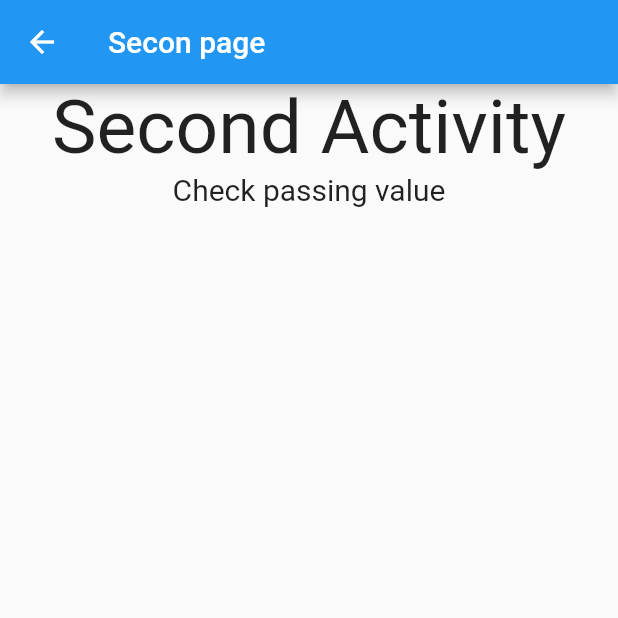
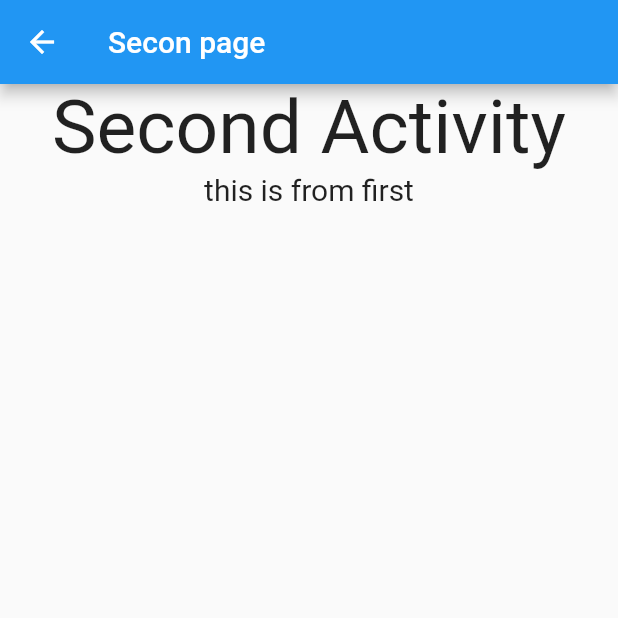
Before and after one commit to sachinthadilshandisanayaka/testing, a Flutter app: the screen it shows after launch, after a tap on "Go to Second", on a phone screen of 412 x 824 dp, the top half of it. Run offline on Flutter 3.47's test engine with Material 2 defaults, Android fonts, the phone set to English and light mode, and no system bars.

Commit message:
added routing

```diff
--- a/lib/main.dart
+++ b/lib/main.dart
@@ -1,5 +1,5 @@
 import 'package:flutter/material.dart';
-import 'package:project02/second.dart';
+import 'package:project02/routers/route_genarator.dart';
 
 void main() => runApp(MaterialApp(
       home: Home(),
@@ -15,8 +15,8 @@ class Home extends StatelessWidget {
       theme: ThemeData(
         primarySwatch: Colors.blue,
       ),
-      home: FirstActivity(),
-
+      initialRoute: '/',
+      onGenerateRoute: RouteGenerator.generateRoute,
     );
   }
 }
@@ -40,18 +40,16 @@ class FirstActivity extends StatelessWidget {
         centerTitle: true,
       ),
       body: Row(
-        mainAxisAlignment: MainAxisAlignment.spaceEvenly, // ->
-        crossAxisAlignment: CrossAxisAlignment.center, // |
+        mainAxisAlignment: MainAxisAlignment.spaceEvenly,
+        crossAxisAlignment: CrossAxisAlignment.center,
         children: <Widget>[
           Expanded(
             flex: 3,
             child: RaisedButton(
               onPressed: () {
-                Navigator.of(context).push(
-                  MaterialPageRoute(
-                    builder: (context) =>
-                        SecondActivity(data: "Check passing value"),
-                  ),
+                Navigator.of(context).pushNamed(
+                  '/second',
+                  arguments: 'this is from first',
                 );
               },
               child: Text('Go to Second'),
@@ -62,7 +60,9 @@ class FirstActivity extends StatelessWidget {
           Expanded(
             flex: 2,
             child: RaisedButton(
-              onPressed: () {},
+              onPressed: () {
+                Navigator.of(context).pushNamed('/third');
+              },
               color: Colors.yellowAccent,
               padding: EdgeInsets.all(20.0),
               child: Text('Go to Third'),
--- a/lib/routers/route_genarator.dart
+++ b/lib/routers/route_genarator.dart
@@ -0,0 +1,48 @@
+import 'package:flutter/material.dart';
+import 'package:project02/main.dart';
+import 'package:project02/second.dart';
+import 'package:project02/third.dart';
+
+class RouteGenerator {
+  static Route<dynamic> generateRoute(RouteSettings settings) {
+    final args = settings.arguments;
+    switch (settings.name) {
+      case '/':
+        return MaterialPageRoute(builder: (_) => FirstActivity());
+        break;
+
+      case '/second':
+        if (args is String) {
+          return MaterialPageRoute(
+            builder: (_) => SecondActivity(
+              data: args,
+            ),
+          );
+        }
+        return _errorRoute();
+        break;
+
+      case '/third':
+        return MaterialPageRoute(
+          builder: (_) => ThirdActivity(),
+        );
+        break;
+
+      default:
+        return _errorRoute();
+    }
+  }
+
+  static Route<dynamic> _errorRoute() {
+    return MaterialPageRoute(builder: (_) {
+      return Scaffold(
+        appBar: AppBar(
+          title: Text('Error'),
+        ),
+        body: Center(
+          child: Text('ERROR'),
+        ),
+      );
+    });
+  }
+}
```
Also changed, not shown: lib/third.dart (+7 -2 lines).
